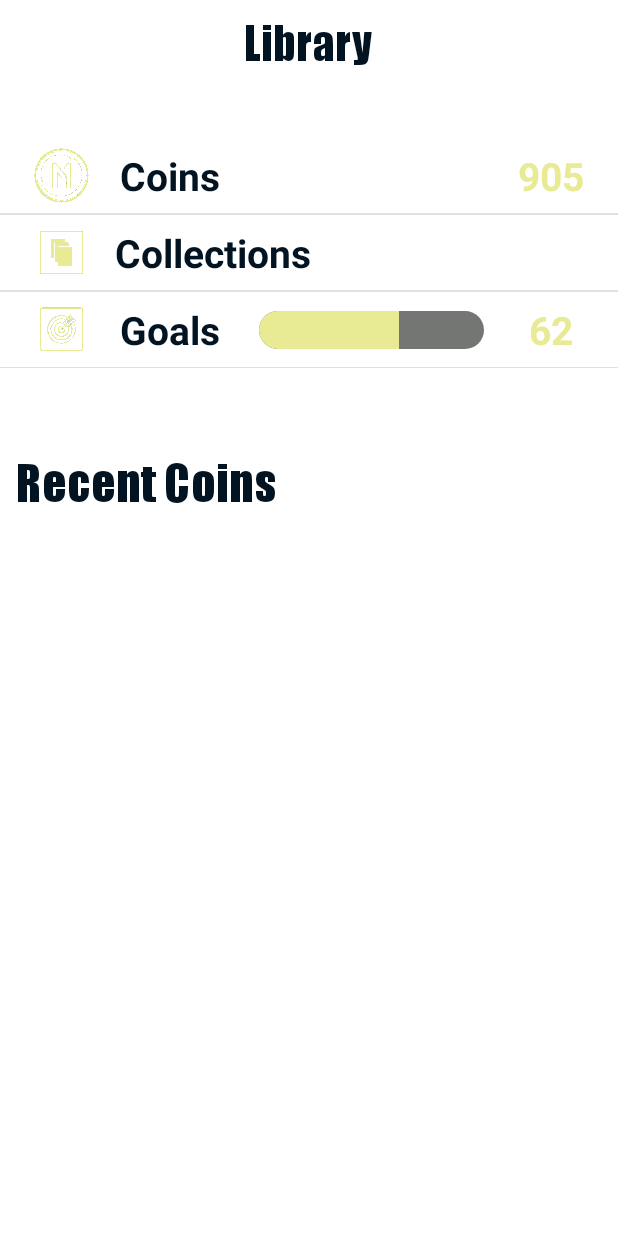
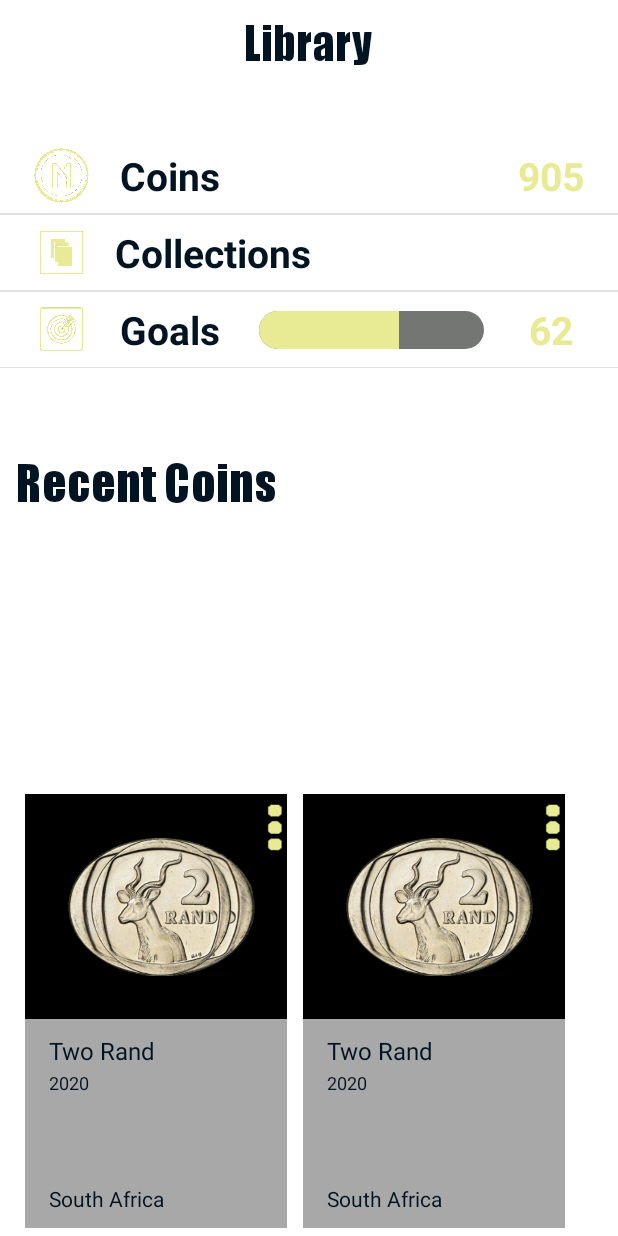
Before and after one commit to JoshMkhari/Mynt-Android, an Android app: the screen it shows after launch (MainActivity), on a phone screen of 412 x 824 dp. Run offline under Robolectric (Android 15) with nearby library versions, the phone set to English and light mode, and no system bars.

Commit message:
Library Recent coins start

```diff
--- /dev/null
+++ b/app/src/main/java/com/example/mynt/CoinAdapter.java
@@ -0,0 +1,58 @@
+package com.example.mynt;
+
+import android.content.Context;
+import android.view.LayoutInflater;
+import android.view.View;
+import android.view.ViewGroup;
+import android.widget.ImageView;
+import android.widget.TextView;
+
+import androidx.annotation.NonNull;
+import androidx.recyclerview.widget.RecyclerView;
+
+import java.util.ArrayList;
+
+public class CoinAdapter  extends RecyclerView.Adapter<CoinAdapter.CoinViewHolder>{
+    ArrayList<Coin_Model> coinsList;
+    Context context;
+
+    public CoinAdapter(ArrayList<Coin_Model> coinsList, Context context) {
+        this.coinsList = coinsList;
+        this.context = context;
+    }
+
+    @NonNull
+    @Override
+    public CoinViewHolder onCreateViewHolder(@NonNull ViewGroup parent, int viewType) {
+        View view = LayoutInflater.from(parent.getContext()).inflate(R.layout.library_recent_coins_listview,parent,false);
+        CoinViewHolder holder = new CoinViewHolder(view);
+        return holder;
+    }
+
+    @Override
+    public void onBindViewHolder(@NonNull CoinViewHolder holder, int position) {
+        holder.name.setText(coinsList.get(position).coinName);
+        holder.year.setText(String.valueOf(coinsList.get(position).year));
+        //glide for internet images???
+        holder.coinImage.setBackgroundResource(coinsList.get(position).imageId);
+    }
+
+    @Override
+    public int getItemCount() {
+        return coinsList.size();
+    }
+
+    public class CoinViewHolder extends RecyclerView.ViewHolder{
+        ImageView coinImage;
+        TextView year;
+        TextView name;
+
+
+        public CoinViewHolder(@NonNull View itemView) {
+            super(itemView);
+            coinImage = itemView.findViewById(R.id.current_coin_imageview);
+            year = itemView.findViewById(R.id.coin_year_textview);
+            name = itemView.findViewById(R.id.coin_name_textview);
+        }
+    }
+}
--- /dev/null
+++ b/app/src/main/java/com/example/mynt/Coin_Model.java
@@ -0,0 +1,14 @@
+package com.example.mynt;
+
+public class Coin_Model {
+
+    int imageId;
+    String coinName;
+    int year;
+
+    public Coin_Model(int imageId, String coinName, int year) {
+        this.imageId = imageId;
+        this.coinName = coinName;
+        this.year = year;
+    }
+}
--- a/app/src/main/java/com/example/mynt/homeAct/LibraryFragment.java
+++ b/app/src/main/java/com/example/mynt/homeAct/LibraryFragment.java
@@ -3,6 +3,8 @@ package com.example.mynt.homeAct;
 import android.os.Bundle;
 
 import androidx.fragment.app.Fragment;
+import androidx.recyclerview.widget.RecyclerView;
+import androidx.recyclerview.widget.StaggeredGridLayoutManager;
 
 import android.view.LayoutInflater;
 import android.view.View;
@@ -10,6 +12,8 @@ import android.view.ViewGroup;
 import android.widget.ListAdapter;
 import android.widget.ListView;
 
+import com.example.mynt.CoinAdapter;
+import com.example.mynt.Coin_Model;
 import com.example.mynt.R;
 
 import java.util.ArrayList;
@@ -20,7 +24,10 @@ import java.util.ArrayList;
  * create an instance of this fragment.
  */
 public class LibraryFragment extends Fragment {
-    ListView optionListView;
+    private RecyclerView recyclerView;
+    private RecyclerView.Adapter mAdapter;
+    private RecyclerView.LayoutManager layoutManager;
+    private ListView optionListView;
     @Override
     public View onCreateView(LayoutInflater inflater, ViewGroup container,
                              Bundle savedInstanceState) {
@@ -44,23 +51,22 @@ public class LibraryFragment extends Fragment {
                 getResources().getString(R.string.library_option_goals),
                 62,
                 62));
-        //libraryOptionsList.add(library_options_model);
-        //libraryOptionsList.add(library_options_model);
-
-        //Library_Options_Model library_options_model2 = new Library_Options_Model( R.drawable.collection_icon,
-         //       getResources().getString(R.string.library_option_collections),
-         //       0,
-         //       0);
-       // libraryOptionsList.add(library_options_model2);
-
-       // Library_Options_Model library_options_model3 = new Library_Options_Model( R.drawable.goal_icon,
-        //        getResources().getString(R.string.library_option_goals),
-         //       62,
-         //       62);
-        //libraryOptionsList.add(library_options_model3);
-
         Library_Options_ListAdapter optionsListAdapter = new Library_Options_ListAdapter(getContext(),libraryOptionsList);
         optionListView.setAdapter(optionsListAdapter);
+
+        ArrayList<Coin_Model> libraryCoinsList = new ArrayList<>();
+        libraryCoinsList.add(new Coin_Model(R.drawable.two_rand,"Two Rand",2020));
+        libraryCoinsList.add(new Coin_Model(R.drawable.two_rand,"Two Rand",2020));
+        libraryCoinsList.add(new Coin_Model(R.drawable.two_rand,"Two Rand",2020));
+        libraryCoinsList.add(new Coin_Model(R.drawable.two_rand,"Two Rand",2020));
+        recyclerView = (RecyclerView) libraryView.findViewById(R.id.recentCoins_list);
+        recyclerView.setHasFixedSize(true);
+
+        layoutManager = new StaggeredGridLayoutManager(2,1);
+        recyclerView.setLayoutManager(layoutManager);
+
+        mAdapter = new CoinAdapter(libraryCoinsList, getContext());
+        recyclerView.setAdapter(mAdapter);
         return libraryView;
     }
 }
--- a/app/src/main/res/layout/fragment_library.xml
+++ b/app/src/main/res/layout/fragment_library.xml
@@ -51,4 +51,19 @@
         app:layout_constraintStart_toStartOf="parent"
         app:layout_constraintTop_toTopOf="parent"
         app:layout_constraintVertical_bias="0.383" />
+
+    <androidx.recyclerview.widget.RecyclerView
+
+        android:id="@+id/recentCoins_list"
+        android:layout_width="371dp"
+        android:layout_height="300dp"
+
+
+        app:layout_constraintBottom_toBottomOf="parent"
+        app:layout_constraintEnd_toEndOf="parent"
+        app:layout_constraintHorizontal_bias="0.272"
+
+        app:layout_constraintStart_toStartOf="parent"
+        tools:listitem="@layout/library_recent_coins_listview" />
+
 </androidx.constraintlayout.widget.ConstraintLayout>
--- a/app/src/main/res/layout/library_recent_coins_listview.xml
+++ b/app/src/main/res/layout/library_recent_coins_listview.xml
@@ -3,65 +3,85 @@
     xmlns:app="http://schemas.android.com/apk/res-auto"
     xmlns:tools="http://schemas.android.com/tools"
     android:layout_width="match_parent"
-    android:layout_height="match_parent">
+    android:layout_height="match_parent"
+    android:padding="5dp">
 
 
     <ImageView
         android:id="@+id/coin_background_imageview"
-        android:layout_width="150dp"
+        android:layout_width="180dp"
         android:layout_height="150dp"
         app:layout_constraintStart_toStartOf="parent"
         app:layout_constraintTop_toTopOf="parent"
+        android:contentDescription="@string/coin_background"
         app:srcCompat="@drawable/coin_background" />
 
     <ImageView
         android:id="@+id/coin_overlay_imageview"
-        android:layout_width="150dp"
+        android:layout_width="180dp"
         android:layout_height="150dp"
-
         android:layout_marginTop="148dp"
         app:layout_constraintStart_toStartOf="parent"
         app:layout_constraintTop_toTopOf="parent"
-        app:srcCompat="@drawable/coin_library_overlay" />
+        app:srcCompat="@drawable/coin_library_overlay"
+        android:contentDescription="@string/coin_overlay" />
 
     <ImageView
         android:id="@+id/current_coin_imageview"
-        android:layout_width="100dp"
+        android:layout_width="130dp"
         android:layout_height="100dp"
         app:layout_constraintBottom_toBottomOf="@+id/coin_background_imageview"
         app:layout_constraintEnd_toEndOf="@+id/coin_background_imageview"
         app:layout_constraintStart_toStartOf="parent"
         app:layout_constraintTop_toTopOf="parent"
-        app:srcCompat="@drawable/two_rand" />
+        app:srcCompat="@drawable/two_rand"
+        android:contentDescription="@string/coin_image" />
 
     <TextView
-        android:id="@+id/textView"
+        android:id="@+id/coin_name_textview"
         android:layout_width="wrap_content"
         android:layout_height="wrap_content"
+        android:textSize="16sp"
+        android:textColor="?colorSecondaryVariant"
         android:layout_marginStart="16dp"
         android:layout_marginTop="160dp"
-        android:text="TextView"
+        android:text="@string/library_coin_name"
         app:layout_constraintStart_toStartOf="parent"
         app:layout_constraintTop_toTopOf="parent" />
 
     <TextView
-        android:id="@+id/textView2"
+        android:id="@+id/coin_year_textview"
         android:layout_width="wrap_content"
         android:layout_height="wrap_content"
         android:layout_marginStart="16dp"
+        android:textSize="12sp"
+        android:textColor="?colorSecondaryVariant"
         android:layout_marginTop="184dp"
-        android:text="TextView"
+        android:text="@string/library_coin_year"
         app:layout_constraintStart_toStartOf="parent"
         app:layout_constraintTop_toTopOf="parent" />
 
     <TextView
-        android:id="@+id/textView3"
+        android:id="@+id/coin_country_textview"
         android:layout_width="wrap_content"
         android:layout_height="wrap_content"
         android:layout_marginStart="16dp"
+        android:textSize="14sp"
+        android:textColor="?colorSecondaryVariant"
         android:layout_marginTop="260dp"
-        android:text="TextView"
+        android:text="@string/library_coin_country"
         app:layout_constraintStart_toStartOf="parent"
         app:layout_constraintTop_toTopOf="parent" />
 
+    <ImageButton
+        android:id="@+id/coin_meat_ball_icon_imageButton"
+        android:layout_width="24dp"
+        android:layout_height="37dp"
+        android:layout_marginTop="4dp"
+        android:background="@drawable/meat_ball_menu_icon"
+        android:contentDescription="@string/meat_ball_menu_icon"
+        app:layout_constraintStart_toEndOf="@+id/current_coin_imageview"
+        app:layout_constraintTop_toTopOf="parent"
+        tools:ignore="TouchTargetSizeCheck" />
+
 </androidx.constraintlayout.widget.ConstraintLayout>
--- a/app/src/main/res/values/strings.xml
+++ b/app/src/main/res/values/strings.xml
@@ -20,4 +20,11 @@
     <string name="library_option_goals">Goals</string>
     <string name="library_nav_icon">Displays Icon</string>
     <string name="library_recent_coins">Recent Coins</string>
+    <string name="library_coin_name">Two Rand</string>
+    <string name="library_coin_year">2020</string>
+    <string name="library_coin_country">South Africa</string>
+    <string name="coin_background">Displays Coin Background</string>
+    <string name="coin_overlay">Used to hold coin info</string>
+    <string name="coin_image">Displays coin</string>
+    <string name="meat_ball_menu_icon">Used to access sub menu</string>
 </resources>
```
Also changed, not shown: app/src/main/res/drawable-v24/meat_ball_menu_icon.png (added).
